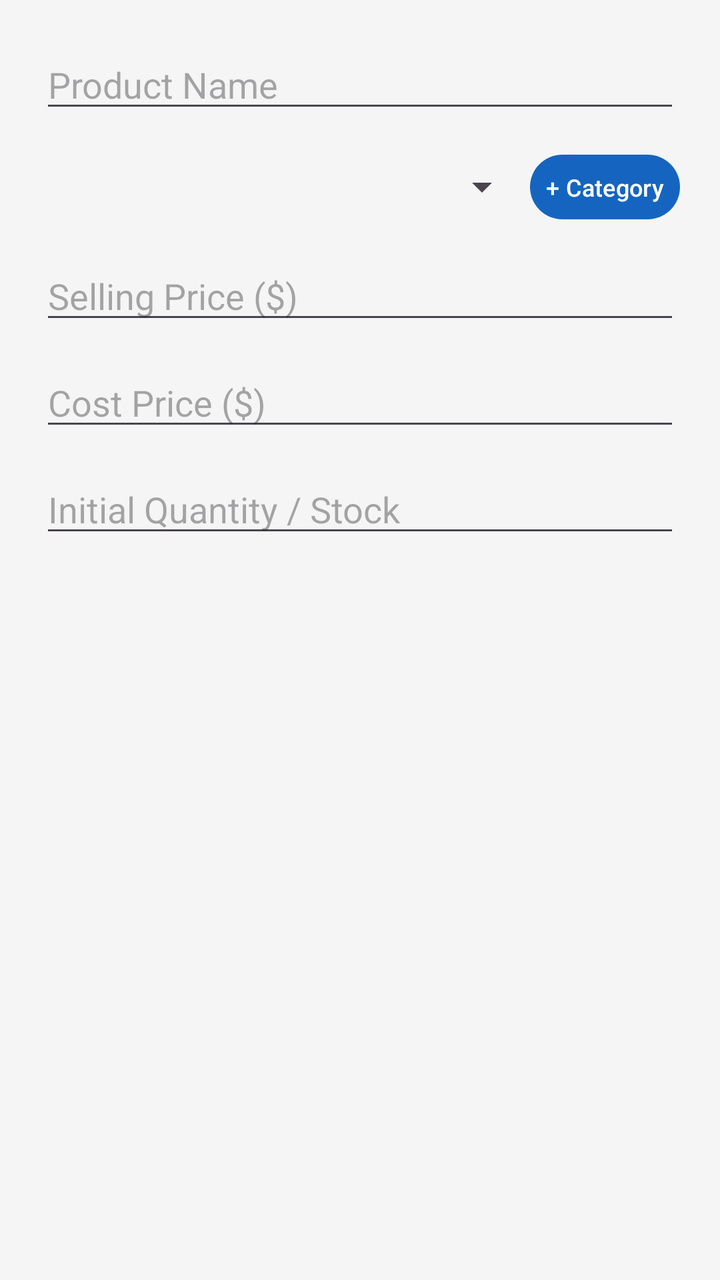
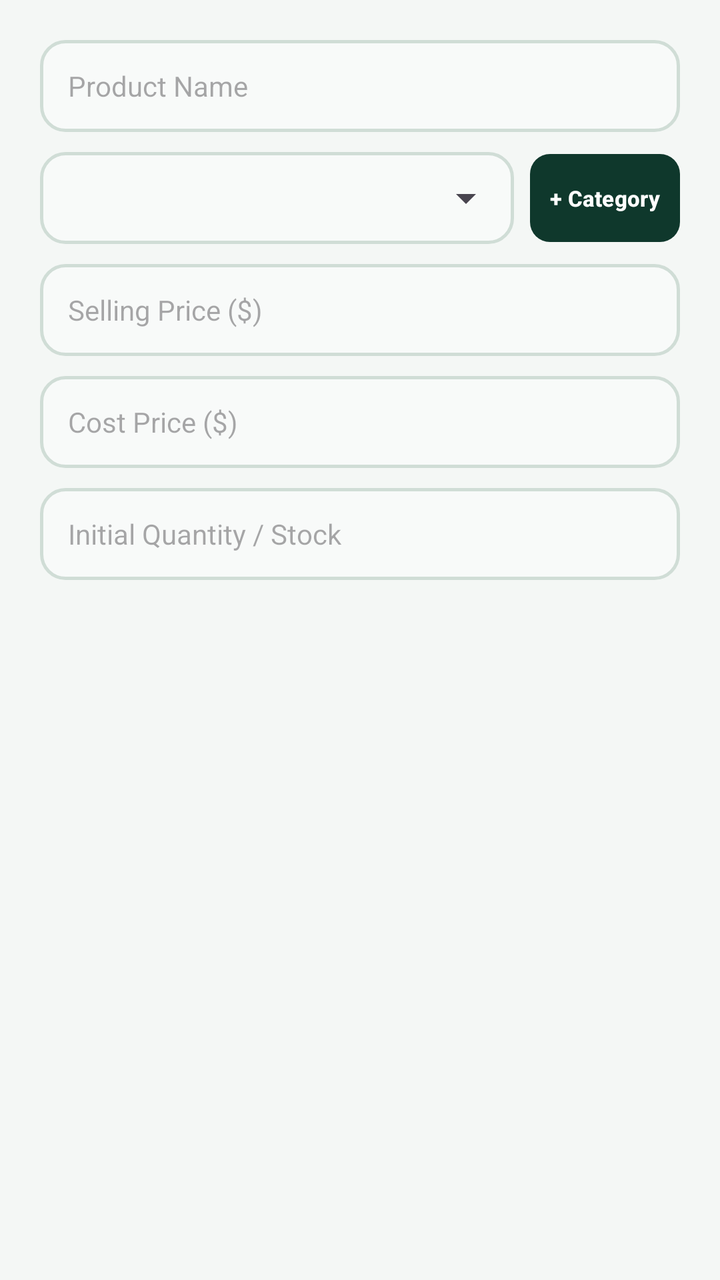

Compare the two renders of this Android layout. The source of the first and the diff that turns it into the second are given below.
<!-- AndroidManifest.xml: application theme Theme.SmartShopManager -->
<!-- res/layout/dialog_add_product.xml -->
<?xml version="1.0" encoding="utf-8"?>
<LinearLayout xmlns:android="http://schemas.android.com/apk/res/android"
    android:layout_width="match_parent"
    android:layout_height="wrap_content"
    android:orientation="vertical"
    android:padding="20dp">

    <EditText
        android:id="@+id/etDialogProductName"
        android:layout_width="match_parent"
        android:layout_height="wrap_content"
        android:hint="Product Name"
        android:inputType="text"
        android:layout_marginBottom="12dp" />

    <LinearLayout
        android:layout_width="match_parent"
        android:layout_height="wrap_content"
        android:orientation="horizontal"
        android:layout_marginBottom="12dp"
        android:gravity="center_vertical">

        <Spinner
            android:id="@+id/spinnerDialogCategory"
            android:layout_width="0dp"
            android:layout_height="wrap_content"
            android:layout_weight="1" />

        <Button
            android:id="@+id/btnDialogAddCategory"
            android:layout_width="wrap_content"
            android:layout_height="wrap_content"
            android:text="+ Category"
            android:textSize="12sp"
            android:minHeight="0dp"
            android:minWidth="0dp"
            android:padding="8dp" />

    </LinearLayout>

    <EditText
        android:id="@+id/etDialogProductPrice"
        android:layout_width="match_parent"
        android:layout_height="wrap_content"
        android:hint="Selling Price ($)"
        android:inputType="numberDecimal"
        android:layout_marginBottom="12dp" />

    <EditText
        android:id="@+id/etDialogProductCost"
        android:layout_width="match_parent"
        android:layout_height="wrap_content"
        android:hint="Cost Price ($)"
        android:inputType="numberDecimal"
        android:layout_marginBottom="12dp" />

    <EditText
        android:id="@+id/etDialogProductQty"
        android:layout_width="match_parent"
        android:layout_height="wrap_content"
        android:hint="Initial Quantity / Stock"
        android:inputType="number" />

</LinearLayout>
<!-- resources referenced by this layout -->
<resources>
  <style name="Theme.SmartShopManager" parent="Theme.Material3.DayNight.NoActionBar">
          <item name="colorPrimary">@color/primary</item>
          <item name="colorPrimaryDark">@color/primary_dark</item>
          <item name="colorSecondary">@color/accent</item>
          <item name="android:windowBackground">@color/background</item>
      </style>
  <color name="primary">#1565C0</color>
  <color name="primary_dark">#0D47A1</color>
  <color name="accent">#FF6F00</color>
  <color name="background">#F5F5F5</color>
</resources>

<!-- the commit's change to res/layout/dialog_add_product.xml (unified diff, before → after) -->
@@ -1,5 +1,6 @@
 <?xml version="1.0" encoding="utf-8"?>
 <LinearLayout xmlns:android="http://schemas.android.com/apk/res/android"
+    xmlns:app="http://schemas.android.com/apk/res-auto"
     android:layout_width="match_parent"
     android:layout_height="wrap_content"
     android:orientation="vertical"
@@ -8,57 +9,86 @@
     <EditText
         android:id="@+id/etDialogProductName"
         android:layout_width="match_parent"
-        android:layout_height="wrap_content"
+        android:layout_height="46dp"
+        android:layout_marginBottom="10dp"
+        android:background="@drawable/edit_text_bg"
         android:hint="Product Name"
         android:inputType="text"
-        android:layout_marginBottom="12dp" />
+        android:paddingHorizontal="14dp"
+        android:textColor="@color/text_primary"
+        android:textSize="14sp" />
 
     <LinearLayout
         android:layout_width="match_parent"
         android:layout_height="wrap_content"
+        android:gravity="center_vertical"
         android:orientation="horizontal"
-        android:layout_marginBottom="12dp"
-        android:gravity="center_vertical">
+        android:layout_marginBottom="10dp">
 
-        <Spinner
-            android:id="@+id/spinnerDialogCategory"
+        <FrameLayout
             android:layout_width="0dp"
-            android:layout_height="wrap_content"
-            android:layout_weight="1" />
+            android:layout_height="46dp"
+            android:layout_weight="1"
+            android:background="@drawable/edit_text_bg">
 
-        <Button
+            <Spinner
+                android:id="@+id/spinnerDialogCategory"
+                android:layout_width="match_parent"
+                android:layout_height="match_parent"
+                android:paddingHorizontal="8dp" />
+        </FrameLayout>
+
+        <com.google.android.material.button.MaterialButton
             android:id="@+id/btnDialogAddCategory"
             android:layout_width="wrap_content"
-            android:layout_height="wrap_content"
-            android:text="+ Category"
-            android:textSize="12sp"
+            android:layout_height="44dp"
+            android:layout_marginStart="8dp"
+            android:insetTop="0dp"
+            android:insetBottom="0dp"
             android:minHeight="0dp"
             android:minWidth="0dp"
-            android:padding="8dp" />
+            android:paddingHorizontal="10dp"
+            android:text="+ Category"
+            android:textSize="11sp"
+            android:textStyle="bold"
+            app:backgroundTint="@color/primary"
+            app:cornerRadius="10dp" />
 
     </LinearLayout>
 
     <EditText
         android:id="@+id/etDialogProductPrice"
         android:layout_width="match_parent"
-        android:layout_height="wrap_content"
+        android:layout_height="46dp"
+        android:layout_marginBottom="10dp"
+        android:background="@drawable/edit_text_bg"
         android:hint="Selling Price ($)"
         android:inputType="numberDecimal"
-        android:layout_marginBottom="12dp" />
+        android:paddingHorizontal="14dp"
+        android:textColor="@color/text_primary"
+        android:textSize="14sp" />
 
     <EditText
         android:id="@+id/etDialogProductCost"
         android:layout_width="match_parent"
-        android:layout_height="wrap_content"
+        android:layout_height="46dp"
+        android:layout_marginBottom="10dp"
+        android:background="@drawable/edit_text_bg"
         android:hint="Cost Price ($)"
         android:inputType="numberDecimal"
-        android:layout_marginBottom="12dp" />
+        android:paddingHorizontal="14dp"
+        android:textColor="@color/text_primary"
+        android:textSize="14sp" />
 
     <EditText
         android:id="@+id/etDialogProductQty"
         android:layout_width="match_parent"
-        android:layout_height="wrap_content"
+        android:layout_height="46dp"
+        android:background="@drawable/edit_text_bg"
         android:hint="Initial Quantity / Stock"
-        android:inputType="number" />
+        android:inputType="number"
+        android:paddingHorizontal="14dp"
+        android:textColor="@color/text_primary"
+        android:textSize="14sp" />
 
 </LinearLayout>
<!-- resource entries referenced after the edit -->
@@ -5,10 +5,40 @@
           <item name="colorPrimaryDark">@color/primary_dark</item>
           <item name="colorSecondary">@color/accent</item>
           <item name="android:windowBackground">@color/background</item>
+          <item name="colorSurface">@color/card_background</item>
+  
+          
+          <item name="alertDialogTheme">@style/RoundedAlertDialogTheme</item>
+          <item name="materialAlertDialogTheme">@style/RoundedAlertDialogTheme</item>
       </style>
-  <color name="primary">#1565C0</color>
-  <color name="primary_dark">#0D47A1</color>
-  <color name="accent">#FF6F00</color>
-  <color name="background">#F5F5F5</color>
+  <color name="input_background">#F8FAF9</color>
+  <color name="primary">#0F382C</color>
+  <color name="text_primary">#112A20</color>
+  <!-- drawable edit_text_bg (drawable) -->
+  <?xml version="1.0" encoding="utf-8"?>
+  <shape xmlns:android="http://schemas.android.com/apk/res/android"
+      android:shape="rectangle">
+      <solid android:color="@color/input_background" />
+      <stroke android:width="1.5dp" android:color="#D0DDD6" />
+      <corners android:radius="12dp" />
+  </shape>
+  <color name="primary_dark">#08271E</color>
+  <color name="accent">#40916C</color>
+  <color name="background">#F4F7F5</color>
+  <color name="card_background">#FFFFFF</color>
+  <style name="RoundedAlertDialogTheme" parent="ThemeOverlay.Material3.MaterialAlertDialog">
+          <item name="shapeAppearanceOverlay">@style/ShapeAppearance.App.MediumComponent</item>
+          <item name="android:background">@drawable/dialog_bg</item>
+      </style>
+  <style name="ShapeAppearance.App.MediumComponent" parent="ShapeAppearance.Material3.MediumComponent">
+          <item name="cornerSize">20dp</item>
+      </style>
+  <!-- drawable dialog_bg (drawable) -->
+  <?xml version="1.0" encoding="utf-8"?>
+  <shape xmlns:android="http://schemas.android.com/apk/res/android"
+      android:shape="rectangle">
+      <solid android:color="@color/card_background" />
+      <corners android:radius="20dp" />
+  </shape>
 </resources>
 
